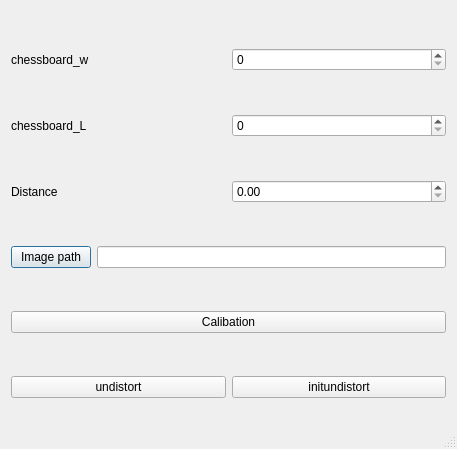
kmolLin/opencv_with_python, file core/calibation.ui: the form before one commit.
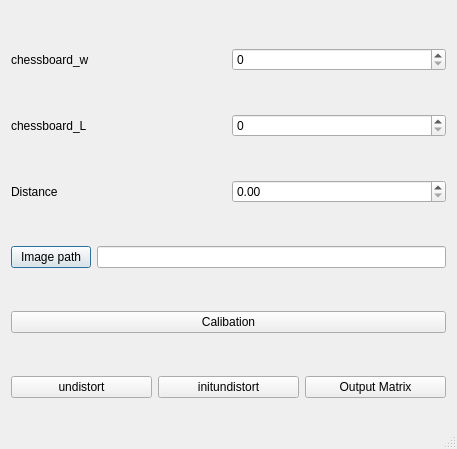
The form after the commit.

```diff
--- a/core/calibation.ui
+++ b/core/calibation.ui
@@ -98,6 +98,13 @@
          </property>
         </widget>
        </item>
+       <item>
+        <widget class="QPushButton" name="exportmatrix">
+         <property name="text">
+          <string>Output Matrix</string>
+         </property>
+        </widget>
+       </item>
       </layout>
      </item>
     </layout>
```
